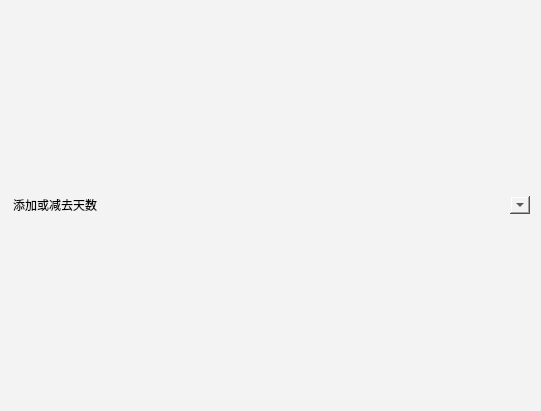
Before: the Qt Designer form source/Forms/PageDate/PageDate.ui in yxingqin/CulcaMaid, drawn with Qt 5.
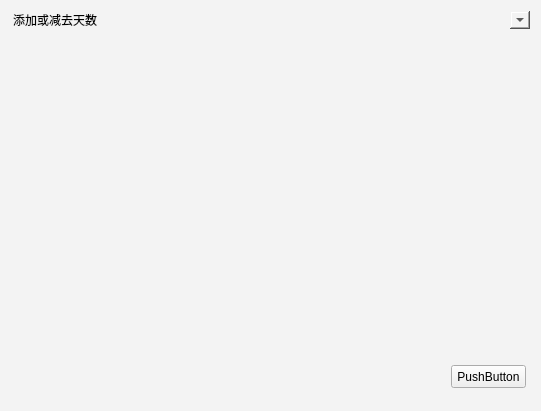
After: the same form once the commit is applied.

The edit to the form file:
```diff
--- a/source/Forms/PageDate/PageDate.ui
+++ b/source/Forms/PageDate/PageDate.ui
@@ -21,8 +21,6 @@
   </property>
   <layout class="QVBoxLayout" name="verticalLayout">
    <item>
-    <layout class="QVBoxLayout" name="verticalLayout_2">
-     <item>
       <widget class="QComboBox" name="comboBox">
        <property name="sizePolicy">
         <sizepolicy hsizetype="MinimumExpanding" vsizetype="Fixed">
@@ -57,9 +55,38 @@
       </widget>
      </item>
      <item>
-      <layout class="QHBoxLayout" name="horizontalLayout"/>
-     </item>
-    </layout>
+    <widget class="QStackedWidget" name="stackedWidget">
+     <widget class="QWidget" name="addDateWidget">
+      <widget class="QPushButton" name="pushButton">
+       <property name="geometry">
+        <rect>
+         <x>440</x>
+         <y>330</y>
+         <width>75</width>
+         <height>23</height>
+        </rect>
+       </property>
+       <property name="text">
+        <string>PushButton</string>
+       </property>
+      </widget>
+     </widget>
+     <widget class="QWidget" name="intervalDateWidget">
+      <widget class="QPushButton" name="pushButton_2">
+       <property name="geometry">
+        <rect>
+         <x>420</x>
+         <y>320</y>
+         <width>75</width>
+         <height>23</height>
+        </rect>
+       </property>
+       <property name="text">
+        <string>2</string>
+       </property>
+      </widget>
+     </widget>
+    </widget>
    </item>
   </layout>
  </widget>
```
Lines whose indentation alone changed are shown as unchanged.
